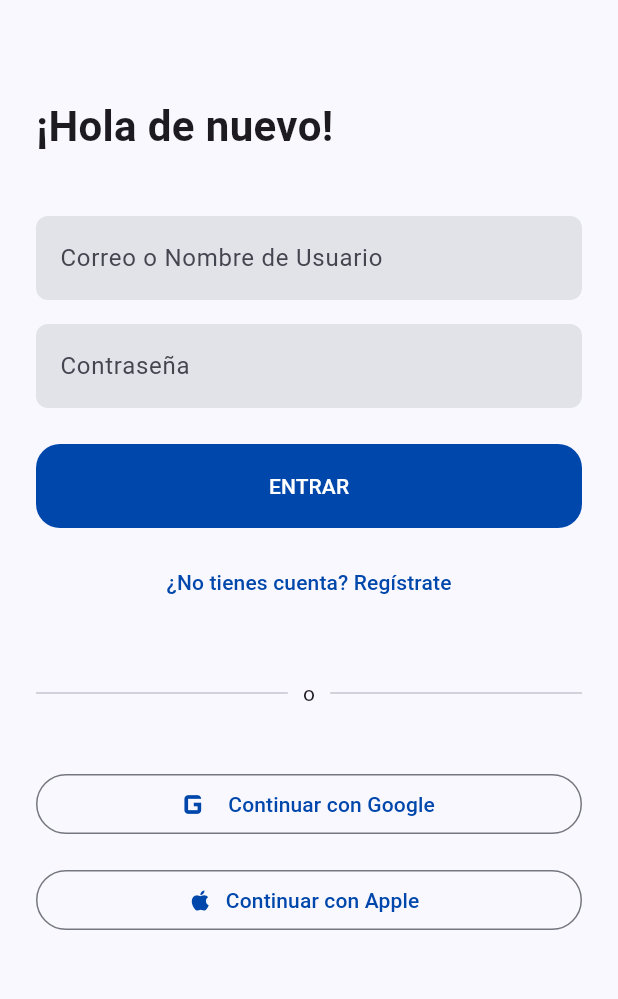
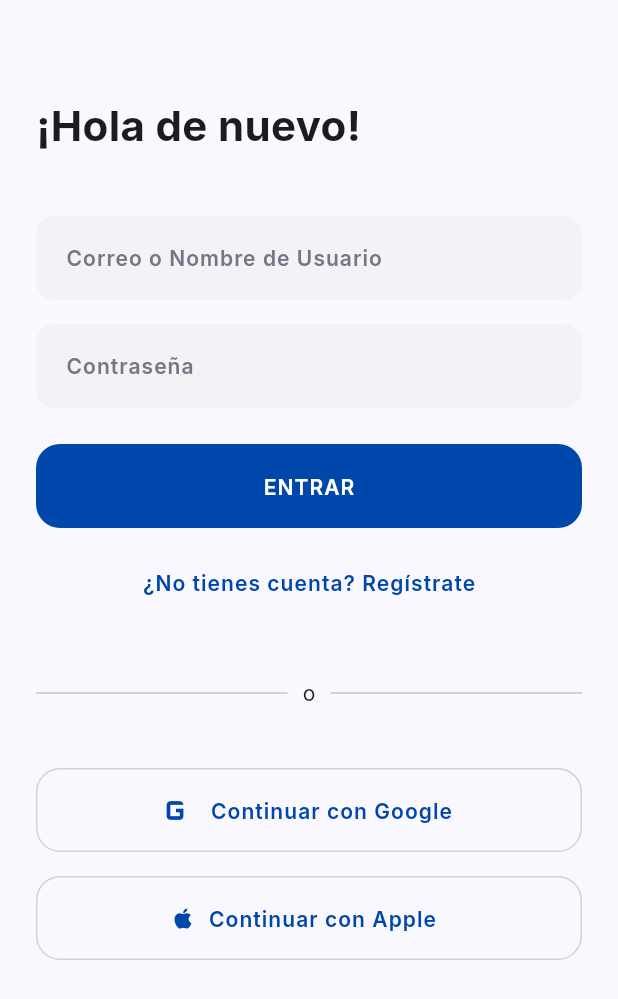
Before and after one commit to SCvenger/ChowTrack_App, a Flutter app: the screen it shows after launch, on a phone screen of 412 x 824 dp. Shown: the top 999 px of the screen. Run offline on Flutter 3.47's test engine with Material 3 defaults, Android fonts, the phone set to English and light mode, and no system bars; our stand-ins replace google_fonts; Roboto replaces fonts that are missing (Metrophobic).

Commit message:
(frontend): update global app theme spaces and typography

```diff
--- a/frontend/lib/core/app_theme.dart
+++ b/frontend/lib/core/app_theme.dart
@@ -1,65 +1,161 @@
+
 import 'package:flutter/material.dart';
 import 'package:google_fonts/google_fonts.dart';
 
-// --- 1. PALETA DE COLORES ---
-// Aquí guardamos los colores exactos de tu diseño.
+// ── Colores ────────────────────────────────────────────────────────
 class AppColors {
-  static const Color trustBlue = Color(0xFF0047AB); // Tu color de autoridad
-  static const Color esmeraldGreen = Color(0xFF50C878); // Para estados seguros
-  static const Color panicRed = Color(0xFFDC3545); // EXCLUSIVO para emergencias
-  static const Color surface = Color(0xFFFAF8FF); // Fondo principal
-  static const Color outline = Color(0xFF737784); // Bordes de inputs
-  static const Color black = Color(0xFF000000);
+  static const Color trustBlue    = Color(0xFF0047AB);
+  static const Color esmeraldGreen = Color(0xFF50C878);
+  static const Color panicRed     = Color(0xFFDC3545);
+  static const Color surface      = Color(0xFFFAF8FF);
+  static const Color inputFill    = Color(0xFFF2F2F7);
+  static const Color outline      = Color(0xFF737784);
+  static const Color black        = Color(0xFF000000);
 }
 
-// --- 2. CONFIGURACIÓN DEL TEMA  ---
+// ── Tema principal ─────────────────────────────────────────────────
 class AppTheme {
+
+  static const double stackSm      = 12;
+  static const double gutter       = 16;
+  static const double stackMd      = 24;
+  static const double marginMobile = 24;
+  static const double stackLg      = 40;
+  static const double tapTarget    = 48;
+
+  // Widgets de espaciado reutilizables
+  static const SizedBox spacerSm  = SizedBox(height: stackSm);
+  static const SizedBox spacer    = SizedBox(height: gutter);
+  static const SizedBox spacerMd  = SizedBox(height: stackMd);
+  static const SizedBox spacerLg  = SizedBox(height: stackLg);
+  static const SizedBox smallSpacer = SizedBox(height: 8);
+  static const SizedBox largeSpacer = SizedBox(height: stackMd);
+
+  // ── Escala tipográfica (DESIGN.md typography scale) ──────────────
+  static TextStyle get displayLg => GoogleFonts.inter(
+    fontSize: 40,
+    fontWeight: FontWeight.w700,
+    height: 48 / 40,
+    letterSpacing: -0.02 * 40,
+  );
+
+  static TextStyle get headlineLg => GoogleFonts.inter(
+    fontSize: 32,
+    fontWeight: FontWeight.w700,
+    height: 40 / 32,
+  );
+
+  static TextStyle get headlineMd => GoogleFonts.inter(
+    fontSize: 24,
+    fontWeight: FontWeight.w600,
+    height: 32 / 24,
+  );
+
+  static TextStyle get bodyLg => GoogleFonts.inter(
+    fontSize: 18,
+    fontWeight: FontWeight.w400,
+    height: 28 / 18,
+  );
+
+  static TextStyle get bodyMd => GoogleFonts.inter(
+    fontSize: 16,
+    fontWeight: FontWeight.w400,
+    height: 24 / 16,
+  );
+
+  static TextStyle get labelLg => GoogleFonts.inter(
+    fontSize: 14,
+    fontWeight: FontWeight.w600,
+    height: 20 / 14,
+    letterSpacing: 0.05 * 14,
+  );
+
+  static TextStyle get labelSm => GoogleFonts.inter(
+    fontSize: 12,
+    fontWeight: FontWeight.w500,
+    height: 16 / 12,
+  );
+
+  // ── ThemeData ────────────────────────────────────────────────────
   static ThemeData get lightTheme {
     return ThemeData(
       useMaterial3: true,
-      // Aplicamos Metropolis de Google Fonts a toda la App
-      textTheme: GoogleFonts.metrophobicTextTheme(),
+      brightness: Brightness.light,
+      textTheme: GoogleFonts.interTextTheme(),
 
-      // Esquema de colores base para los widgets internos
       colorScheme: ColorScheme.fromSeed(
         seedColor: AppColors.trustBlue,
         primary: AppColors.trustBlue,
         surface: AppColors.surface,
         error: AppColors.panicRed,
+        brightness: Brightness.light,
       ),
 
-      // BOTONES: Aquí definimos sus especificaciones
+      // ── Botones ─────────────────────────────────────────────────
       filledButtonTheme: FilledButtonThemeData(
         style: FilledButton.styleFrom(
           backgroundColor: AppColors.trustBlue,
           foregroundColor: Colors.white,
-          // Altura fija de 56px para "alta visibilidad"
           minimumSize: const Size.fromHeight(56),
           shape: RoundedRectangleBorder(
             borderRadius: BorderRadius.circular(16),
           ),
+          textStyle: labelLg.copyWith(color: Colors.white),
         ),
       ),
 
-      // INPUTS: Cómo se ven los campos donde el usuario escribe
+      outlinedButtonTheme: OutlinedButtonThemeData(
+        style: OutlinedButton.styleFrom(
+          minimumSize: const Size.fromHeight(56),
+          shape: RoundedRectangleBorder(
+            borderRadius: BorderRadius.circular(16),
+          ),
+          side: BorderSide(color: AppColors.outline.withValues(alpha: 0.3)),
+          textStyle: labelLg,
+        ),
+      ),
+
+      textButtonTheme: TextButtonThemeData(
+        style: TextButton.styleFrom(
+          foregroundColor: AppColors.trustBlue,
+          textStyle: labelLg,
+        ),
+      ),
+
+      // ── Inputs ──────────────────────────────────────────────────
       inputDecorationTheme: InputDecorationTheme(
         filled: true,
-        fillColor: Colors.grey[180],
+        fillColor: AppColors.inputFill,
+        contentPadding: const EdgeInsets.symmetric(
+          horizontal: 16, vertical: 16,
+        ),
         border: OutlineInputBorder(
-          borderRadius: BorderRadius.circular(8),
+          borderRadius: BorderRadius.circular(12),
           borderSide: BorderSide.none,
         ),
         focusedBorder: OutlineInputBorder(
-          borderRadius: BorderRadius.circular(20),
+          borderRadius: BorderRadius.circular(12),
           borderSide: const BorderSide(color: AppColors.trustBlue, width: 2),
         ),
+        errorBorder: OutlineInputBorder(
+          borderRadius: BorderRadius.circular(12),
+          borderSide: const BorderSide(color: AppColors.panicRed, width: 1),
+        ),
         focusedErrorBorder: OutlineInputBorder(
-          borderRadius: BorderRadius.circular(20),
+          borderRadius: BorderRadius.circular(12),
           borderSide: const BorderSide(color: AppColors.panicRed, width: 2),
         ),
+        labelStyle: labelLg.copyWith(color: AppColors.outline),
+        hintStyle: bodyMd.copyWith(color: AppColors.outline.withValues(alpha: 0.6)),
+      ),
+
+      // ── AppBar ──────────────────────────────────────────────────
+      appBarTheme: AppBarTheme(
+        elevation: 0,
+        backgroundColor: Colors.transparent,
+        titleTextStyle: headlineMd.copyWith(color: AppColors.trustBlue),
+        iconTheme: const IconThemeData(color: AppColors.trustBlue),
       ),
     );
   }
-
-  static const SizedBox spacer = SizedBox(height: 16);
 }
```
